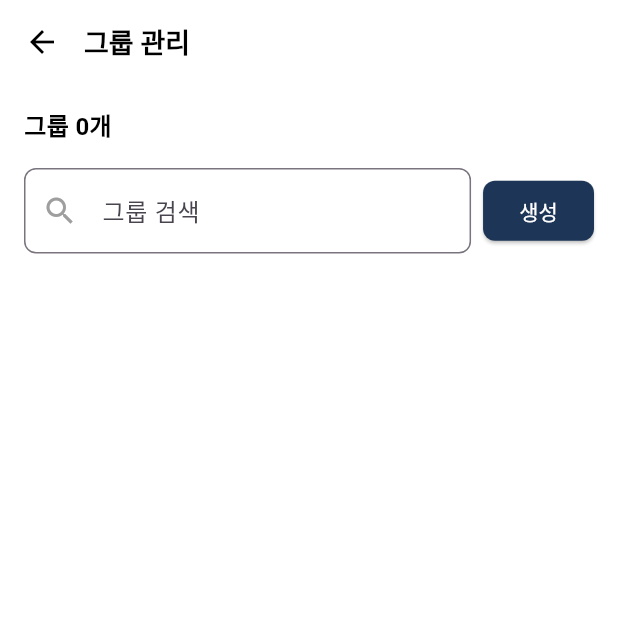
After one commit to YeanJun-Lee/Gen-Z-Calendar, a Flutter app: the GroupManagementScreen screen opened directly, on a phone screen of 412 x 824 dp, the top half of it. The commit adds this screen. Run offline on Flutter 3.47's test engine with Material 3 defaults, Android fonts, the light colour scheme and no system bars; our stand-ins replace cloud_firestore, firebase_auth, firebase_core; missing offline and left inert: cell_calendar, kalender; accounts and stored records are empty; network calls fail.

Commit message:
1차 공유그룹 코드 병합

```diff
--- /dev/null
+++ b/lib/group_management_screen.dart
@@ -0,0 +1,240 @@
+
+import 'package:firebase_auth/firebase_auth.dart';
+import 'package:cloud_firestore/cloud_firestore.dart';
+import 'package:flutter/material.dart';
+import 'group_creation_screen.dart';
+
+class GroupManagementScreen extends StatefulWidget {
+  const GroupManagementScreen({super.key});
+
+  @override
+  _GroupManagementScreenState createState() => _GroupManagementScreenState();
+}
+
+class _GroupManagementScreenState extends State<GroupManagementScreen> {
+  final List<Map<String, String>> _groups = [];
+  final TextEditingController _searchController = TextEditingController();
+  List<Map<String, String>> _filteredGroups = [];
+
+  User? _user; // 로그인된 사용자 정보
+  late String _userId; // Firebase 사용자 ID
+
+  @override
+  void initState() {
+    super.initState();
+    _initializeUser();
+  }
+
+  // Firebase에서 로그인된 사용자 정보를 가져오기
+  Future<void> _initializeUser() async {
+    final user = FirebaseAuth.instance.currentUser;
+    if (user != null) {
+      setState(() {
+        _user = user;
+        _userId = user.uid;
+      });
+      _loadGroups(); // 로그인된 사용자에 해당하는 그룹 불러오기
+    }
+  }
+
+  // 그룹 추가 함수
+  void _addGroup(String groupName, String groupDescription) {
+    setState(() {
+      final newGroup = {'name': groupName, 'description': groupDescription};
+      _groups.add(newGroup);
+      _filteredGroups = _groups;
+    });
+    _saveGroups(); // 그룹 저장
+  }
+
+  // 그룹 삭제 함수
+  void _deleteGroup(int index) {
+    setState(() {
+      _groups.removeAt(index);
+      _filteredGroups = _groups;
+    });
+    _saveGroups(); // 그룹 저장
+  }
+
+  // 그룹 저장 함수 (Firestore에 저장)
+  Future<void> _saveGroups() async {
+    if (_user != null) {
+      final groupsData = _groups.map((group) => group).toList();
+      await FirebaseFirestore.instance.collection('users').doc(_userId).set(
+          {'groups': groupsData},
+          SetOptions(merge: true)); // Firestore에 그룹 정보 저장
+    }
+  }
+
+  // 그룹 로드 함수 (Firestore에서 로드)
+  Future<void> _loadGroups() async {
+    if (_user != null) {
+      final snapshot = await FirebaseFirestore.instance
+          .collection('users')
+          .doc(_userId)
+          .get();
+
+      if (snapshot.exists) {
+        final userGroups = snapshot.data()?['groups'] as List<dynamic>? ?? [];
+        setState(() {
+          _groups.clear();
+          _filteredGroups.clear();
+          for (var group in userGroups) {
+            _groups.add(Map<String, String>.from(group));
+          }
+          _filteredGroups = _groups;
+        });
+      }
+    }
+  }
+
+  // 검색 필터링 함수
+  void _filterGroups(String query) {
+    setState(() {
+      if (query.isEmpty) {
+        _filteredGroups = _groups;
+      } else {
+        _filteredGroups = _groups
+            .where((group) =>
+                group['name']!.toLowerCase().contains(query.toLowerCase()))
+            .toList();
+      }
+    });
+  }
+
+  @override
+  Widget build(BuildContext context) {
+    if (_user == null) {
+      return Scaffold(
+        appBar: AppBar(
+          title: const Text('그룹 관리'),
+        ),
+        body: Center(
+          child: ElevatedButton(
+            onPressed: () async {
+              await FirebaseAuth.instance.signInAnonymously(); // 예시: 익명 로그인
+              _initializeUser(); // 사용자 정보 초기화
+            },
+            child: const Text('로그인'),
+          ),
+        ),
+      );
+    }
+
+    return Scaffold(
+      appBar: AppBar(
+        backgroundColor: Colors.white,
+        elevation: 0,
+        titleSpacing: 0.0,
+        title: const Text(
+          '그룹 관리',
+          style: TextStyle(
+            color: Colors.black,
+            fontWeight: FontWeight.bold,
+            fontSize: 18.0,
+          ),
+        ),
+        leading: IconButton(
+          icon: const Icon(Icons.arrow_back, color: Colors.black),
+          onPressed: () {
+            Navigator.pop(context); // 이전 화면으로 이동
+          },
+        ),
+      ),
+      backgroundColor: Colors.white,
+      body: Column(
+        crossAxisAlignment: CrossAxisAlignment.stretch,
+        children: [
+          // 그룹 수 표시
+          Padding(
+            padding: const EdgeInsets.all(16.0),
+            child: Text(
+              '그룹 ${_filteredGroups.length}개',
+              style: const TextStyle(
+                fontSize: 16.0,
+                fontWeight: FontWeight.bold,
+                color: Colors.black,
+              ),
+            ),
+          ),
+          // 검색창 + 그룹 생성 버튼
+          Padding(
+            padding: const EdgeInsets.symmetric(horizontal: 16.0),
+            child: Row(
+              children: [
+                // 검색창
+                Expanded(
+                  child: TextField(
+                    controller: _searchController,
+                    onChanged: _filterGroups,
+                    decoration: InputDecoration(
+                      hintText: '그룹 검색',
+                      prefixIcon: const Icon(Icons.search, color: Colors.grey),
+                      border: OutlineInputBorder(
+                        borderRadius: BorderRadius.circular(8.0),
+                      ),
+                    ),
+                  ),
+                ),
+                const SizedBox(width: 8.0),
+                // 그룹 생성 버튼
+                ElevatedButton(
+                  onPressed: () async {
+                    // 그룹 생성 화면으로 이동 후 결과 받기
+                    final result = await Navigator.push<Map<String, String>>(
+                      context,
+                      MaterialPageRoute(
+                        builder: (context) => const GroupCreationScreen(),
+                      ),
+                    );
+
+                    // 결과가 있다면 그룹 추가
+                    if (result != null) {
+                      _addGroup(result['name']!, result['description']!);
+                    }
+                  },
+                  style: ElevatedButton.styleFrom(
+                    backgroundColor: const Color(0xFF1D3557),
+                    shape: RoundedRectangleBorder(
+                      borderRadius: BorderRadius.circular(8.0),
+                    ),
+                  ),
+                  child:
+                      const Text('생성', style: TextStyle(color: Colors.white)),
+                ),
+              ],
+            ),
+          ),
+          const SizedBox(height: 16.0),
+          // 그룹 목록
+          Expanded(
+            child: ListView.separated(
+              padding: const EdgeInsets.symmetric(horizontal: 16.0),
+              itemCount: _filteredGroups.length,
+              separatorBuilder: (context, index) =>
+                  Divider(color: Colors.grey[300]),
+              itemBuilder: (context, index) {
+                final group = _filteredGroups[index];
+                return ListTile(
+                  title: Text(
+                    group['name']!,
+                    style: const TextStyle(
+                        fontSize: 16.0, fontWeight: FontWeight.bold),
+                  ),
+                  subtitle: Text(group['description']!,
+                      style: const TextStyle(color: Colors.grey)),
+                  trailing: IconButton(
+                    icon: const Icon(Icons.delete, color: Colors.grey),
+                    onPressed: () {
+                      _deleteGroup(index); // 그룹 삭제
+                    },
+                  ),
+                );
+              },
+            ),
+          ),
+        ],
+      ),
+    );
+  }
+}
--- a/lib/home_screen.dart
+++ b/lib/home_screen.dart
@@ -5,6 +5,7 @@ import 'package:gen_z_calendar/add_schedule_screen.dart';
 import 'package:gen_z_calendar/bottom_section.dart';
 import 'package:gen_z_calendar/friend_management_screen.dart';
 import 'package:gen_z_calendar/group_creation_screen.dart';
+import 'package:gen_z_calendar/group_management_screen.dart';
 import 'package:gen_z_calendar/mypage_screen.dart';
 import 'package:gen_z_calendar/notification_screen.dart';
 import 'package:gen_z_calendar/sample_event.dart';
@@ -103,7 +104,7 @@ class _HomeScreenState extends State<HomeScreen> {
                   Navigator.push(
                     context,
                     MaterialPageRoute(
-                      builder: (context) => const GroupCreationScreen(),
+                      builder: (context) => const GroupManagementScreen(),
                     ),
                   );
                 },
```
Also changed, not shown: lib/group_creation_screen.dart (+55 -7 lines), 1 other file.
